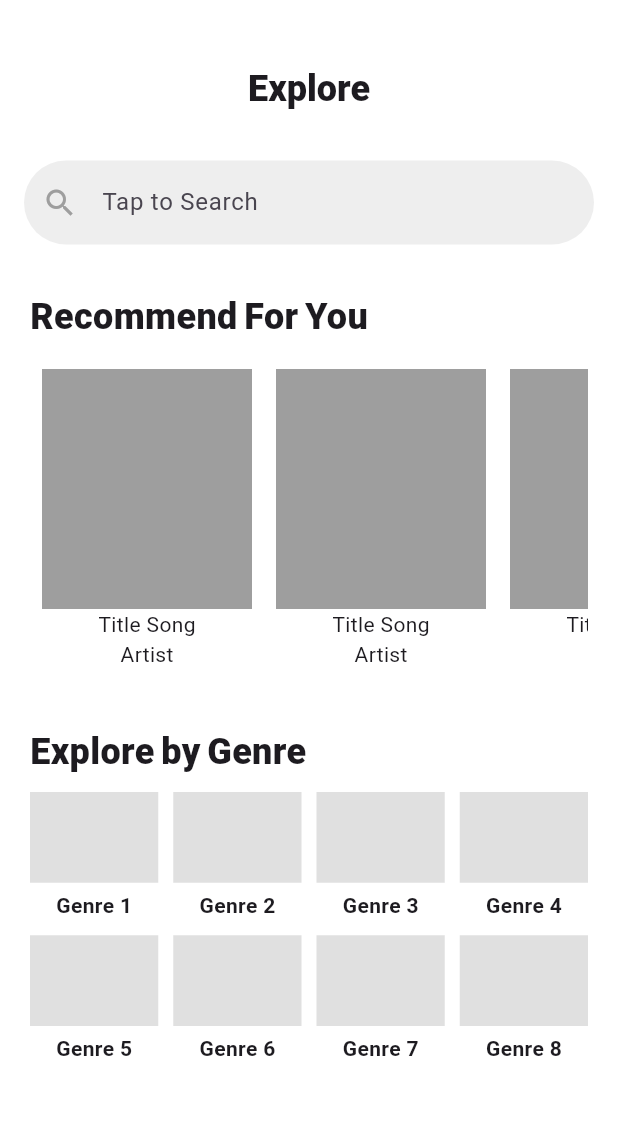
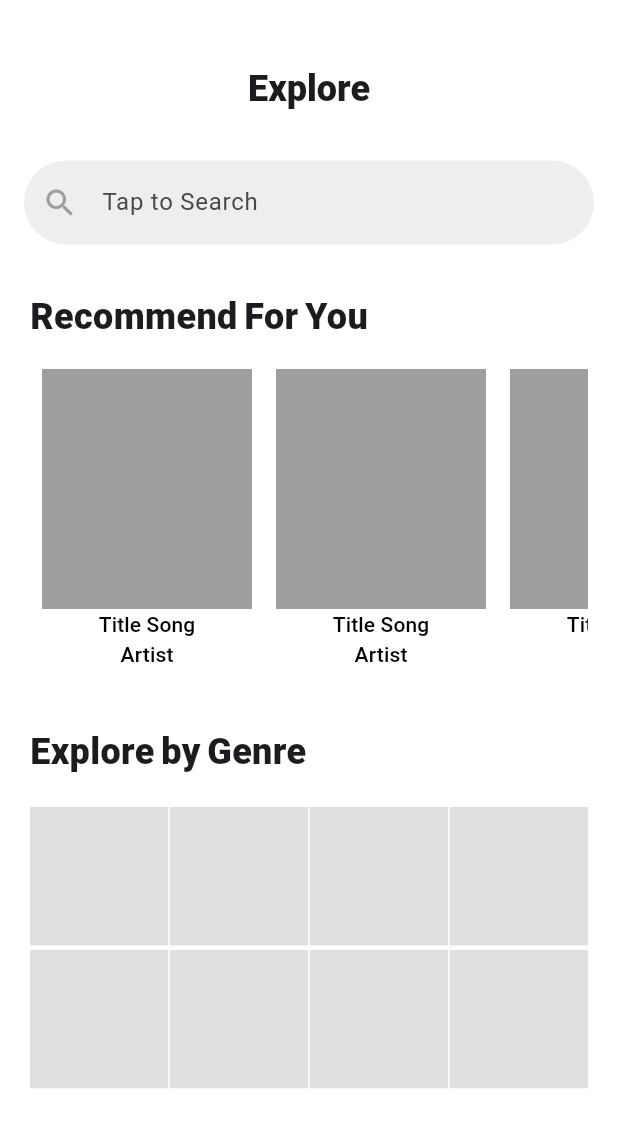
Before and after one commit to Sound-Fit/SoundFit, a Flutter app: the ExplorePage screen opened directly, on a phone screen of 412 x 824 dp. Shown: the top 1127 px of the screen. Run offline on Flutter 3.47's test engine with Material 3 defaults, Android fonts, the phone set to English and light mode, and no system bars; our stand-ins replace audioplayers, camera, gap, google_fonts, image_picker.

Commit message:
fixed Song Card Explore Page

```diff
--- a/lib/pages/Explore/explore.dart
+++ b/lib/pages/Explore/explore.dart
@@ -55,21 +55,7 @@ class ExplorePage extends StatelessWidget {
                       // This next line does the trick.
                       scrollDirection: Axis.horizontal,
                       children: <Widget>[
-                        for (int i = 0; i < 5; i++)
-                          Padding(
-                            padding: const EdgeInsets.all(8.0),
-                            child: Column(
-                              children: [
-                                Container(
-                                  color: Colors.grey,
-                                  width: 140,
-                                  height: 160,
-                                ),
-                                Text('Title Song'),
-                                Text('Artist')
-                              ],
-                            ),
-                          )
+                        for (int i = 0; i < 5; i++) SongCard(context)
                       ],
                     ),
                   ),
@@ -85,7 +71,7 @@ class ExplorePage extends StatelessWidget {
                   Gap(5.0), // Reduced gap
                   TitleText(
                       text: 'Explore by Genre', textAlign: TextAlign.left),
-                  Gap(10.0),
+                  Gap(20.0),
                   // Explore by Genre Grid
                   Container(
                     height: 300, // Adjust this height based on the grid
@@ -94,8 +80,8 @@ class ExplorePage extends StatelessWidget {
                       physics: NeverScrollableScrollPhysics(),
                       gridDelegate: SliverGridDelegateWithFixedCrossAxisCount(
                         crossAxisCount: 4, // 4 genres per row
-                        crossAxisSpacing: 10.0,
-                        mainAxisSpacing: 10.0,
+                        crossAxisSpacing: 1.0,
+                        mainAxisSpacing: 3.0,
                         childAspectRatio: 1,
                       ),
                       itemCount: 8, // Number of genres
@@ -108,17 +94,14 @@ class ExplorePage extends StatelessWidget {
                             children: [
                               Expanded(
                                 child: Container(
+                                  height: 100,
+                                  width: 100,
                                   decoration: BoxDecoration(
                                     color:
                                         Colors.grey[300], // Placeholder color
                                   ),
                                 ),
                               ),
-                              Gap(5),
-                              Text('Genre ${index + 1}', // Placeholder text
-                                  style: TextStyle(
-                                    fontWeight: FontWeight.bold,
-                                  )),
                             ],
                           ),
                         );
@@ -130,6 +113,32 @@ class ExplorePage extends StatelessWidget {
             ),
           ],
         ),
+      ),
+    );
+  }
+
+  Widget SongCard(BuildContext context) {
+    return TextButton(
+      style: TextButton.styleFrom(
+        padding: EdgeInsets.all(8),
+      ),
+      onPressed: () => Navigator.pushNamed(context, '/playMusic'),
+      child: Column(
+        children: [
+          Container(
+            color: Colors.grey,
+            width: 140,
+            height: 160,
+          ),
+          Text(
+            'Title Song',
+            style: TextStyle(color: Colors.black),
+          ),
+          Text(
+            'Artist',
+            style: TextStyle(color: Colors.black),
+          )
+        ],
       ),
     );
   }
```
